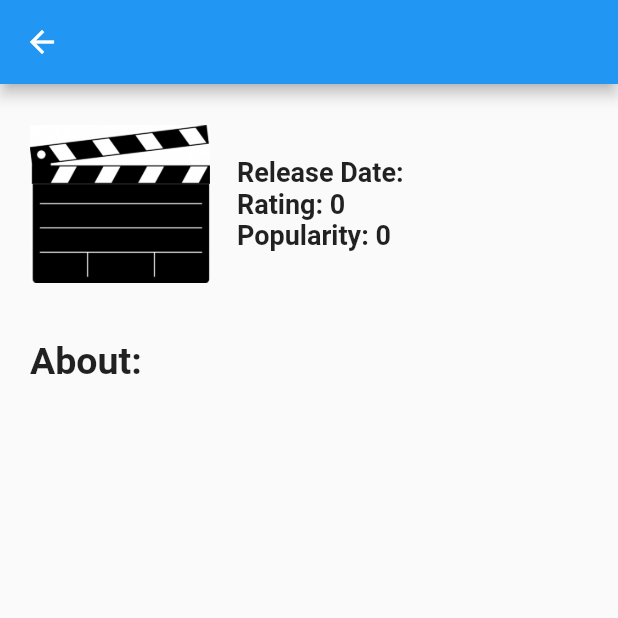
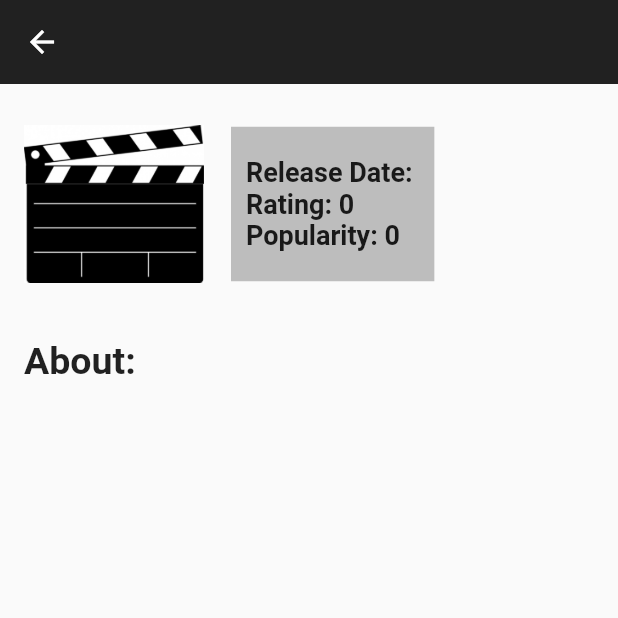
Before and after one commit to akanksha-00/MovieSearch, a Flutter app: the MovieDetails screen opened directly with empty values, on a phone screen of 412 x 824 dp, the top half of it. Run offline on Flutter 3.47's test engine with Material 2 defaults, Android fonts, the light colour scheme and no system bars; our stand-ins replace flutter_bloc.

Commit message:
ui changes

```diff
--- a/lib/presentation/movie_detail.dart/pages/movie_detail_page.dart
+++ b/lib/presentation/movie_detail.dart/pages/movie_detail_page.dart
@@ -11,11 +11,17 @@ class MovieDetails extends StatelessWidget {
     return Scaffold(
       appBar: AppBar(
         title: Text(movieEntity.title),
+        centerTitle: true,
+        backgroundColor: Colors.grey[900],
+        elevation: 0.0,
       ),
-      body: Padding(
-        padding: const EdgeInsets.symmetric(vertical: 20.0, horizontal: 20.0),
-        child: SingleChildScrollView(
+      body: SingleChildScrollView(
         child: Container(
+          child: Padding(
+            padding: const EdgeInsets.symmetric(
+              vertical: 20.0,
+              horizontal: 16.0,
+            ),
             child: Column(
               mainAxisSize: MainAxisSize.max,
               crossAxisAlignment: CrossAxisAlignment.start,
@@ -31,16 +37,26 @@ class MovieDetails extends StatelessWidget {
                     SizedBox(
                       width: 18.0,
                     ),
-                    Column(
+                    Container(
+                      color: Colors.grey[400],
+                      child: Padding(
+                        padding: const EdgeInsets.symmetric(
+                          vertical: 20.0,
+                          horizontal: 10.0,
+                        ),
+                        child: Column(
                             mainAxisSize: MainAxisSize.max,
                             mainAxisAlignment: MainAxisAlignment.spaceEvenly,
                             crossAxisAlignment: CrossAxisAlignment.start,
                             children: [
-                          text(
-                              'Release Date: ${movieEntity.releaseDate}', 18.0),
+                              text('Release Date: ${movieEntity.releaseDate}',
+                                  18.0),
                               text('Rating: ${movieEntity.rating}', 18.0),
-                          text('Popularity: ${movieEntity.popularity}', 18.0),
+                              text('Popularity: ${movieEntity.popularity}',
+                                  18.0),
                             ]),
+                      ),
+                    ),
                   ],
                 ),
                 SizedBox(
```
Also changed, not shown: 4 other files. Lines whose indentation alone changed are shown as unchanged.
